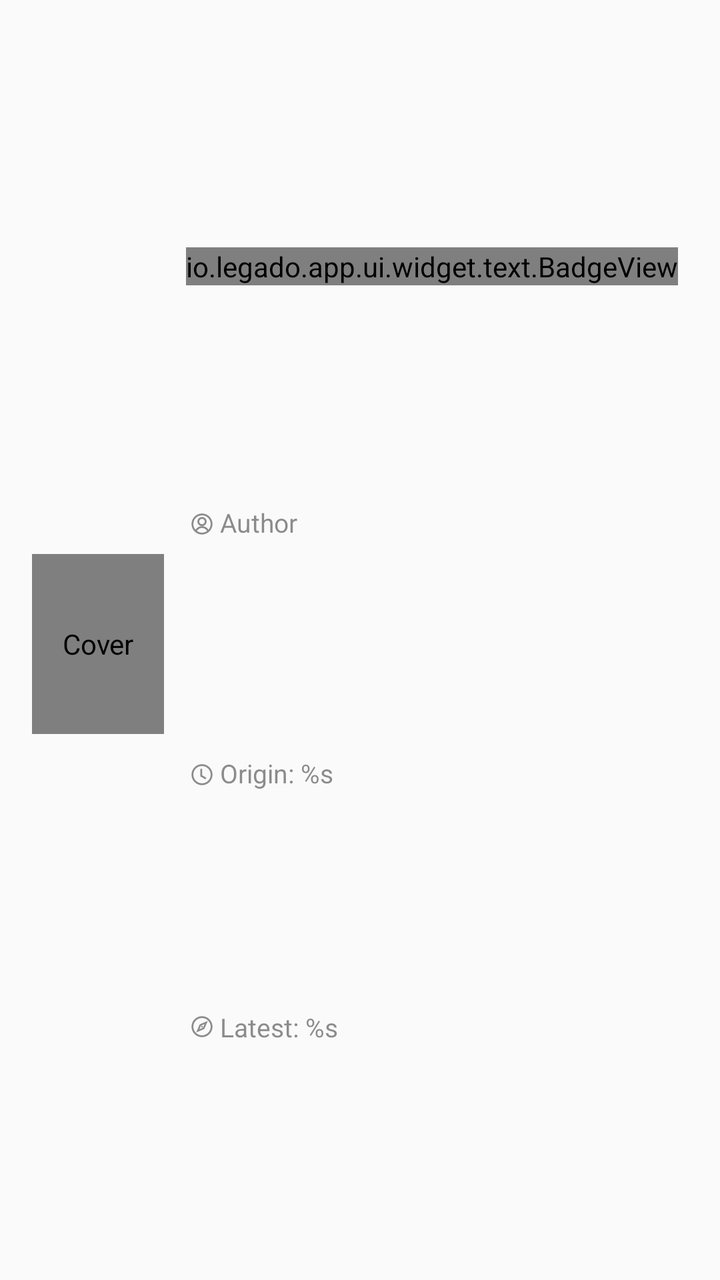
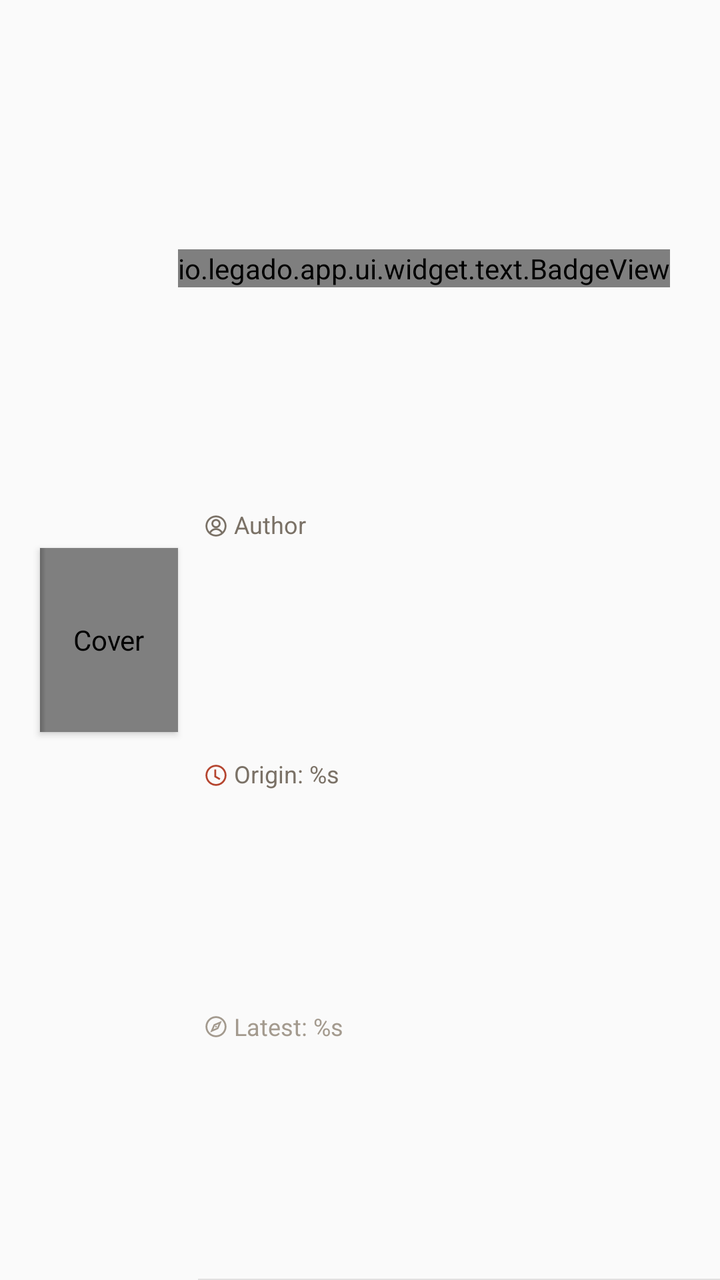

An Android layout rendered at two revisions. The XML below is the earlier revision; the diff shows what the commit changed to produce the second picture.
<!-- AndroidManifest.xml: application theme AppTheme.Light -->
<!-- res/layout/item_bookshelf_list.xml -->
<?xml version="1.0" encoding="utf-8"?>
<androidx.constraintlayout.widget.ConstraintLayout xmlns:android="http://schemas.android.com/apk/res/android"
    xmlns:app="http://schemas.android.com/apk/res-auto"
    xmlns:tools="http://schemas.android.com/tools"
    android:id="@+id/cv_content"
    android:layout_width="match_parent"
    android:layout_height="wrap_content"
    android:background="@drawable/bg_item_focused_on_tv"
    android:clickable="true"
    android:focusable="true"
    android:scrollbars="none"
    tools:ignore="UnusedAttribute">

    <io.legado.app.ui.widget.image.CoverImageView
        android:id="@+id/iv_cover"
        android:layout_width="66dp"
        android:layout_height="90dp"
        android:layout_marginStart="16dp"
        android:layout_marginTop="16dp"
        android:layout_marginBottom="12dp"
        android:contentDescription="@string/img_cover"
        android:scaleType="centerCrop"
        android:src="@drawable/image_cover_default"
        android:transitionName="img_cover"
        app:layout_constraintBottom_toBottomOf="parent"
        app:layout_constraintLeft_toLeftOf="parent"
        app:layout_constraintTop_toTopOf="parent"
        tools:ignore="UnusedAttribute" />

    <FrameLayout
        android:id="@+id/fl_has_new"
        android:layout_width="wrap_content"
        android:layout_height="wrap_content"
        android:layout_marginEnd="16dp"
        app:layout_constraintBottom_toBottomOf="@+id/tv_name"
        app:layout_constraintRight_toRightOf="parent"
        app:layout_constraintTop_toTopOf="@+id/tv_name">

        <io.legado.app.ui.widget.text.BadgeView
            android:id="@+id/bv_unread"
            android:layout_width="wrap_content"
            android:layout_height="wrap_content"
            android:layout_gravity="right"
            android:layout_margin="5dp"
            android:includeFontPadding="false"
            android:scrollbars="none"
            tools:ignore="RtlHardcoded" />

        <io.legado.app.ui.widget.anima.RotateLoading
            android:id="@+id/rl_loading"
            android:layout_width="26dp"
            android:layout_height="26dp"
            android:layout_gravity="right"
            android:visibility="invisible"
            app:loading_width="2dp"
            tools:ignore="RtlHardcoded" />
    </FrameLayout>

    <TextView
        android:id="@+id/tv_name"
        android:layout_width="0dp"
        android:layout_height="wrap_content"
        android:layout_marginLeft="10dp"
        android:layout_marginTop="12dp"
        android:includeFontPadding="false"
        android:paddingLeft="2dp"
        android:paddingBottom="4dp"
        android:scrollbars="none"
        android:singleLine="true"
        android:text="@string/book_name"
        android:textColor="@color/primaryText"
        android:textSize="16sp"
        app:layout_constraintBottom_toTopOf="@+id/tv_author"
        app:layout_constraintLeft_toRightOf="@+id/iv_cover"
        app:layout_constraintRight_toLeftOf="@id/fl_has_new"
        app:layout_constraintTop_toTopOf="parent"
        tools:ignore="RtlHardcoded,RtlSymmetry" />

    <androidx.appcompat.widget.AppCompatImageView
        android:id="@+id/iv_author"
        android:layout_width="@dimen/desc_icon_size"
        android:layout_height="@dimen/desc_icon_size"
        android:contentDescription="@string/author"
        android:paddingStart="2dp"
        android:paddingEnd="2dp"
        android:scrollbars="none"
        android:src="@drawable/ic_author"
        app:layout_constraintBottom_toBottomOf="@+id/tv_author"
        app:layout_constraintLeft_toLeftOf="@+id/tv_name"
        app:layout_constraintTop_toTopOf="@+id/tv_author"
        app:tint="@color/tv_text_summary"
        tools:ignore="RtlHardcoded,RtlSymmetry" />

    <TextView
        android:id="@+id/tv_author"
        android:layout_width="0dp"
        android:layout_height="wrap_content"
        android:includeFontPadding="false"
        android:maxLines="1"
        android:paddingEnd="6dp"
        android:scrollbars="none"
        android:singleLine="true"
        android:text="@string/author"
        android:textColor="@color/tv_text_summary"
        android:textSize="13sp"
        app:layout_constraintBottom_toTopOf="@+id/tv_read"
        app:layout_constraintLeft_toRightOf="@+id/iv_author"
        app:layout_constraintRight_toLeftOf="@id/tv_last_update_time"
        app:layout_constraintTop_toBottomOf="@+id/tv_name"
        tools:ignore="RtlSymmetry,TextContrastCheck" />

    <TextView
        android:id="@+id/tv_last_update_time"
        android:layout_width="wrap_content"
        android:layout_height="wrap_content"
        android:includeFontPadding="false"
        android:maxLines="1"
        android:paddingEnd="6dp"
        android:scrollbars="none"
        android:singleLine="true"
        android:text=""
        android:textColor="@color/tv_text_summary"
        android:textSize="13sp"
        app:layout_constraintBottom_toTopOf="@+id/tv_read"
        app:layout_constraintHorizontal_bias="0.0"
        app:layout_constraintLeft_toRightOf="@+id/tv_author"
        app:layout_constraintRight_toRightOf="@id/fl_has_new"
        app:layout_constraintTop_toBottomOf="@+id/tv_name"
        tools:ignore="RtlSymmetry,TextContrastCheck" />

    <androidx.appcompat.widget.AppCompatImageView
        android:id="@+id/iv_read"
        android:layout_width="@dimen/desc_icon_size"
        android:layout_height="@dimen/desc_icon_size"
        android:contentDescription="@string/read_dur_progress"
        android:paddingStart="2dp"
        android:paddingEnd="2dp"
        android:scrollbars="none"
        android:src="@drawable/ic_history"
        app:layout_constraintBottom_toBottomOf="@+id/tv_read"
        app:layout_constraintLeft_toLeftOf="@+id/tv_name"
        app:layout_constraintTop_toTopOf="@+id/tv_read"
        app:tint="@color/tv_text_summary"
        tools:ignore="RtlHardcoded,RtlSymmetry" />

    <TextView
        android:id="@+id/tv_read"
        android:layout_width="0dp"
        android:layout_height="wrap_content"
        android:includeFontPadding="false"
        android:scrollbars="none"
        android:singleLine="true"
        android:text="@string/read_dur_progress"
        android:textColor="@color/tv_text_summary"
        android:textSize="13sp"
        app:layout_constraintBottom_toTopOf="@id/tv_last"
        app:layout_constraintLeft_toRightOf="@+id/iv_read"
        app:layout_constraintRight_toRightOf="@+id/fl_has_new"
        app:layout_constraintTop_toBottomOf="@+id/tv_author"
        tools:ignore="TextContrastCheck" />

    <androidx.appcompat.widget.AppCompatImageView
        android:id="@+id/iv_last"
        android:layout_width="@dimen/desc_icon_size"
        android:layout_height="@dimen/desc_icon_size"
        android:contentDescription="@string/lasted_show"
        android:paddingStart="2dp"
        android:paddingEnd="2dp"
        android:scrollbars="none"
        android:src="@drawable/ic_book_last"
        app:layout_constraintBottom_toBottomOf="@+id/tv_last"
        app:layout_constraintLeft_toLeftOf="@+id/tv_name"
        app:layout_constraintTop_toTopOf="@+id/tv_last"
        app:tint="@color/tv_text_summary"
        tools:ignore="RtlHardcoded,RtlSymmetry" />

    <TextView
        android:id="@+id/tv_last"
        android:layout_width="0dp"
        android:layout_height="wrap_content"
        android:layout_marginBottom="8dp"
        android:scrollbars="none"
        android:singleLine="true"
        android:text="@string/lasted_show"
        android:textColor="@color/tv_text_summary"
        android:textSize="13sp"
        app:layout_constraintBottom_toBottomOf="parent"
        app:layout_constraintLeft_toRightOf="@+id/iv_last"
        app:layout_constraintRight_toRightOf="@id/fl_has_new"
        app:layout_constraintTop_toBottomOf="@+id/tv_read"
        tools:ignore="TextContrastCheck" />

    <View
        android:id="@+id/vw_foreground"
        android:layout_width="match_parent"
        android:layout_height="0dp"
        android:background="?android:attr/selectableItemBackground"
        android:scrollbars="none"
        app:layout_constraintBottom_toBottomOf="parent"
        app:layout_constraintTop_toTopOf="parent"
        app:layout_constraintVertical_bias="0.0"
        tools:layout_editor_absoluteX="0dp" />

</androidx.constraintlayout.widget.ConstraintLayout>
<!-- resources referenced by this layout -->
<resources>
  <color name="primaryText">#de000000</color>
  <color name="tv_text_summary">#8A2C2C2C</color>
  <dimen name="desc_icon_size">18sp</dimen>
  <string name="author">Author</string>
  <string name="book_name">Title</string>
  <string name="img_cover">Cover</string>
  <string name="lasted_show">Latest: %s</string>
  <string name="read_dur_progress">Origin: %s</string>
  <color name="btn_bg_press">#63ACACAC</color>
  <style name="Base.AppTheme" parent="Theme.AppCompat.DayNight.NoActionBar">
          <item name="colorPrimary">@color/primary</item>
          <item name="colorPrimaryDark">@color/primaryDark</item>
          <item name="colorAccent">@color/accent</item>
          <item name="actionOverflowMenuStyle">@style/Style.PopupMenu</item>
          <item name="android:itemTextAppearance">@style/Style.MenuItemText</item>
          <item name="android:popupMenuStyle">@style/Style.PopupMenu</item>
          <item name="android:statusBarColor">@color/transparent</item>
          <item name="android:windowDrawsSystemBarBackgrounds">true</item>
      </style>
  <color name="primary">@color/md_light_blue_600</color>
  <color name="primaryDark">@color/md_light_blue_700</color>
  <color name="accent">@color/md_pink_800</color>
  <color name="transparent">#00000000</color>
  <color name="md_grey_900">#212121</color>
  <color name="md_light_blue_600">#039BE5</color>
  <color name="md_light_blue_700">#0288D1</color>
  <color name="md_pink_800">#AD1457</color>
  <color name="menu_color_default">#383838</color>
  <color name="background_menu">@color/md_grey_200</color>
  <color name="md_grey_200">#EEEEEE</color>
  <!-- unchanged entries left out for length: 10 -->
</resources>

<!-- the commit's change to res/layout/item_bookshelf_list.xml (unified diff, before → after) -->
@@ -13,11 +13,13 @@
 
     <io.legado.app.ui.widget.image.CoverImageView
         android:id="@+id/iv_cover"
-        android:layout_width="66dp"
-        android:layout_height="90dp"
-        android:layout_marginStart="16dp"
-        android:layout_marginTop="16dp"
-        android:layout_marginBottom="12dp"
+        android:layout_width="69dp"
+        android:layout_height="92dp"
+        android:elevation="2dp"
+        android:outlineProvider="bounds"
+        android:layout_marginStart="20dp"
+        android:layout_marginTop="14dp"
+        android:layout_marginBottom="14dp"
         android:contentDescription="@string/img_cover"
         android:scaleType="centerCrop"
         android:src="@drawable/image_cover_default"
@@ -31,7 +33,7 @@
         android:id="@+id/fl_has_new"
         android:layout_width="wrap_content"
         android:layout_height="wrap_content"
-        android:layout_marginEnd="16dp"
+        android:layout_marginEnd="20dp"
         app:layout_constraintBottom_toBottomOf="@+id/tv_name"
         app:layout_constraintRight_toRightOf="parent"
         app:layout_constraintTop_toTopOf="@+id/tv_name">
@@ -68,7 +70,9 @@
         android:scrollbars="none"
         android:singleLine="true"
         android:text="@string/book_name"
-        android:textColor="@color/primaryText"
+        android:fontFamily="serif"
+        android:textStyle="bold"
+        android:textColor="@color/ink_text"
         android:textSize="16sp"
         app:layout_constraintBottom_toTopOf="@+id/tv_author"
         app:layout_constraintLeft_toRightOf="@+id/iv_cover"
@@ -88,7 +92,7 @@
         app:layout_constraintBottom_toBottomOf="@+id/tv_author"
         app:layout_constraintLeft_toLeftOf="@+id/tv_name"
         app:layout_constraintTop_toTopOf="@+id/tv_author"
-        app:tint="@color/tv_text_summary"
+        app:tint="@color/ink_text_sub"
         tools:ignore="RtlHardcoded,RtlSymmetry" />
 
     <TextView
@@ -101,8 +105,8 @@
         android:scrollbars="none"
         android:singleLine="true"
         android:text="@string/author"
-        android:textColor="@color/tv_text_summary"
-        android:textSize="13sp"
+        android:textColor="@color/ink_text_sub"
+        android:textSize="12sp"
         app:layout_constraintBottom_toTopOf="@+id/tv_read"
         app:layout_constraintLeft_toRightOf="@+id/iv_author"
         app:layout_constraintRight_toLeftOf="@id/tv_last_update_time"
@@ -119,8 +123,9 @@
         android:scrollbars="none"
         android:singleLine="true"
         android:text=""
-        android:textColor="@color/tv_text_summary"
-        android:textSize="13sp"
+        android:textColor="@color/ink_text_faint"
+        android:fontFamily="monospace"
+        android:textSize="10sp"
         app:layout_constraintBottom_toTopOf="@+id/tv_read"
         app:layout_constraintHorizontal_bias="0.0"
         app:layout_constraintLeft_toRightOf="@+id/tv_author"
@@ -140,7 +145,7 @@
         app:layout_constraintBottom_toBottomOf="@+id/tv_read"
         app:layout_constraintLeft_toLeftOf="@+id/tv_name"
         app:layout_constraintTop_toTopOf="@+id/tv_read"
-        app:tint="@color/tv_text_summary"
+        app:tint="@color/ink_accent"
         tools:ignore="RtlHardcoded,RtlSymmetry" />
 
     <TextView
@@ -151,8 +156,8 @@
         android:scrollbars="none"
         android:singleLine="true"
         android:text="@string/read_dur_progress"
-        android:textColor="@color/tv_text_summary"
-        android:textSize="13sp"
+        android:textColor="@color/ink_text_sub"
+        android:textSize="12sp"
         app:layout_constraintBottom_toTopOf="@id/tv_last"
         app:layout_constraintLeft_toRightOf="@+id/iv_read"
         app:layout_constraintRight_toRightOf="@+id/fl_has_new"
@@ -171,7 +176,7 @@
         app:layout_constraintBottom_toBottomOf="@+id/tv_last"
         app:layout_constraintLeft_toLeftOf="@+id/tv_name"
         app:layout_constraintTop_toTopOf="@+id/tv_last"
-        app:tint="@color/tv_text_summary"
+        app:tint="@color/ink_text_faint"
         tools:ignore="RtlHardcoded,RtlSymmetry" />
 
     <TextView
@@ -182,13 +187,32 @@
         android:scrollbars="none"
         android:singleLine="true"
         android:text="@string/lasted_show"
-        android:textColor="@color/tv_text_summary"
-        android:textSize="13sp"
+        android:textColor="@color/ink_text_faint"
+        android:textSize="12sp"
         app:layout_constraintBottom_toBottomOf="parent"
         app:layout_constraintLeft_toRightOf="@+id/iv_last"
         app:layout_constraintRight_toRightOf="@id/fl_has_new"
         app:layout_constraintTop_toBottomOf="@+id/tv_read"
         tools:ignore="TextContrastCheck" />
+
+    <View
+        android:id="@+id/ink_auto_item_bookshelf_list_1"
+        android:elevation="3dp"
+        android:layout_width="3dp"
+        android:layout_height="0dp"
+        android:background="@drawable/shf_spine"
+        app:layout_constraintBottom_toBottomOf="@+id/iv_cover"
+        app:layout_constraintLeft_toLeftOf="@+id/iv_cover"
+        app:layout_constraintTop_toTopOf="@+id/iv_cover" />
+
+    <View
+        android:id="@+id/ink_auto_item_bookshelf_list_2"
+        android:layout_width="0dp"
+        android:layout_height="0.5dp"
+        android:background="@drawable/shf_divider"
+        app:layout_constraintBottom_toBottomOf="parent"
+        app:layout_constraintLeft_toLeftOf="@+id/tv_name"
+        app:layout_constraintRight_toRightOf="parent" />
 
     <View
         android:id="@+id/vw_foreground"
<!-- resource entries referenced after the edit -->
@@ -1,14 +1,30 @@
 <!-- resources referenced by this layout -->
 <resources>
-  <color name="primaryText">#de000000</color>
-  <color name="tv_text_summary">#8A2C2C2C</color>
+  <color name="ink_accent">#B5452F</color>
+  <color name="ink_text">#2B2722</color>
+  <color name="ink_text_faint">#A39A8E</color>
+  <color name="ink_text_sub">#7A7166</color>
   <dimen name="desc_icon_size">18sp</dimen>
+  <!-- drawable shf_divider (drawable) -->
+  <?xml version="1.0" encoding="utf-8"?>
+  <shape xmlns:android="http://schemas.android.com/apk/res/android">
+      <solid android:color="@color/ink_line" />
+  </shape>
+  <!-- drawable shf_spine (drawable) -->
+  <?xml version="1.0" encoding="utf-8"?>
+  <shape xmlns:android="http://schemas.android.com/apk/res/android">
+      <gradient
+          android:angle="0"
+          android:endColor="#00000000"
+          android:startColor="#33000000" />
+  </shape>
   <string name="author">Author</string>
   <string name="book_name">Title</string>
   <string name="img_cover">Cover</string>
   <string name="lasted_show">Latest: %s</string>
   <string name="read_dur_progress">Origin: %s</string>
   <color name="btn_bg_press">#63ACACAC</color>
+  <color name="ink_line">#1F2B2722</color>
   <style name="Base.AppTheme" parent="Theme.AppCompat.DayNight.NoActionBar">
           <item name="colorPrimary">@color/primary</item>
           <item name="colorPrimaryDark">@color/primaryDark</item>
@@ -18,16 +34,47 @@
           <item name="android:popupMenuStyle">@style/Style.PopupMenu</item>
           <item name="android:statusBarColor">@color/transparent</item>
           <item name="android:windowDrawsSystemBarBackgrounds">true</item>
+          <item name="alertDialogTheme">@style/ink_AlertDialog</item>
+          <item name="android:divider">@color/ink_line</item>
       </style>
   <color name="primary">@color/md_light_blue_600</color>
   <color name="primaryDark">@color/md_light_blue_700</color>
   <color name="accent">@color/md_pink_800</color>
   <color name="transparent">#00000000</color>
+  <style name="ink_AlertDialog" parent="Theme.AppCompat.DayNight.Dialog.Alert">
+          <item name="android:textColorAlertDialogListItem">@color/ink_text</item>
+          <item name="android:windowBackground">@drawable/ink_bg_dialog</item>
+          <item name="buttonBarButtonStyle">@style/ink_DialogButton</item>
+          <item name="buttonBarPositiveButtonStyle">@style/ink_DialogButton</item>
+          <item name="buttonBarNegativeButtonStyle">@style/ink_DialogButton</item>
+          <item name="buttonBarNeutralButtonStyle">@style/ink_DialogButton</item>
+          <item name="colorAccent">@color/accent</item>
+          <item name="android:textColorPrimary">@color/ink_text</item>
+          <item name="android:textColorSecondary">@color/ink_text_sub</item>
+          <item name="android:colorBackground">@color/ink_card</item>
+      </style>
   <color name="md_grey_900">#212121</color>
   <color name="md_light_blue_600">#039BE5</color>
   <color name="md_light_blue_700">#0288D1</color>
   <color name="md_pink_800">#AD1457</color>
   <color name="menu_color_default">#383838</color>
+  <!-- drawable ink_bg_dialog (drawable) -->
+  <?xml version="1.0" encoding="utf-8"?>
+  <inset xmlns:android="http://schemas.android.com/apk/res/android"
+      android:insetLeft="16dp"
+      android:insetRight="16dp">
+      <shape android:shape="rectangle">
+          <corners android:radius="8dp" />
+          <solid android:color="@color/ink_card" />
+          <stroke android:width="0.5dp" android:color="@color/ink_line" />
+      </shape>
+  </inset>
+  <style name="ink_DialogButton" parent="Widget.AppCompat.Button.ButtonBar.AlertDialog">
+          <item name="android:textColor">@color/accent</item>
+          <item name="android:textSize">14sp</item>
+          <item name="android:textStyle">bold</item>
+      </style>
+  <color name="ink_card">#FFFDF8</color>
   <color name="background_menu">@color/md_grey_200</color>
   <color name="md_grey_200">#EEEEEE</color>
   <!-- unchanged entries left out for length: 10 -->
